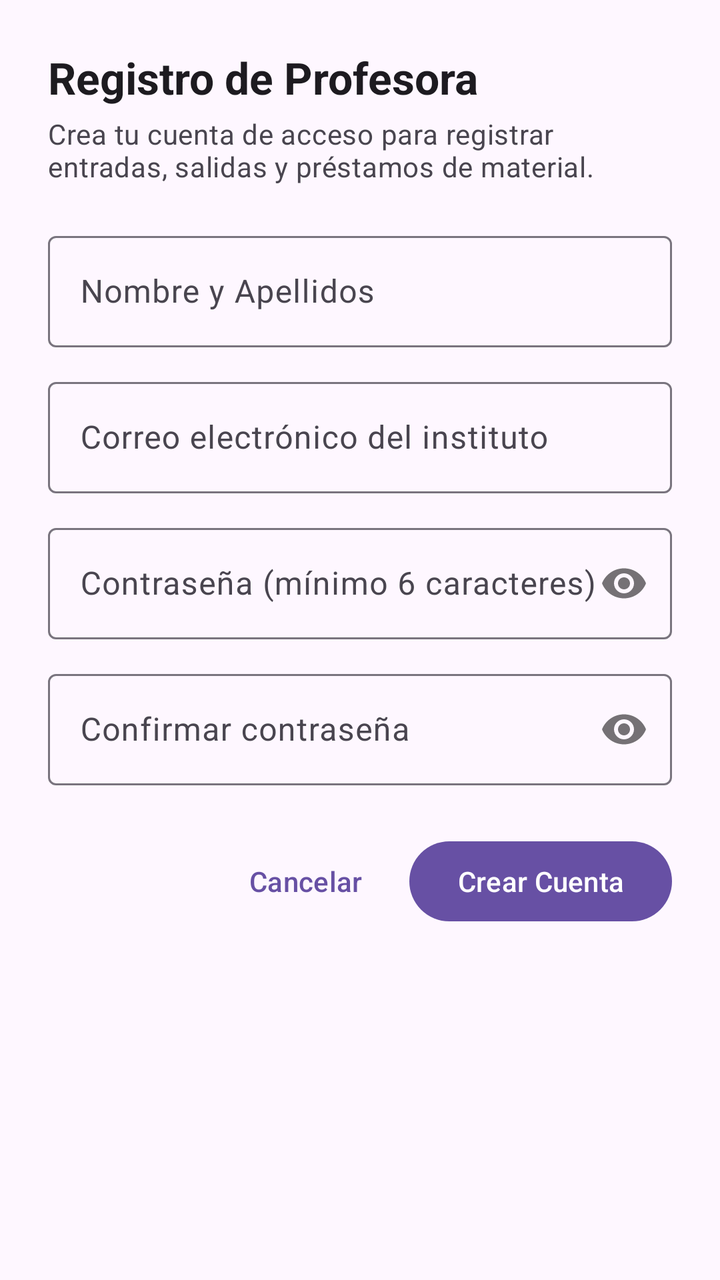
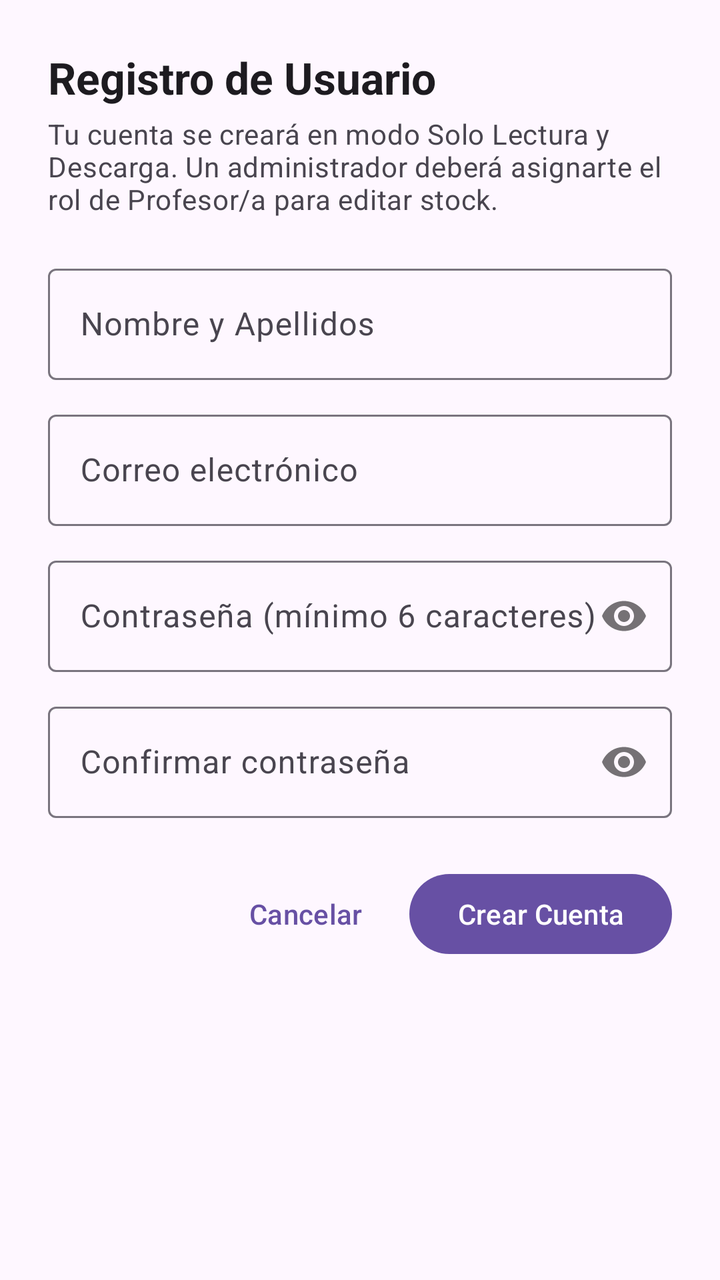

An Android layout rendered at two revisions. The XML below is the earlier revision; the diff shows what the commit changed to produce the second picture.
<!-- AndroidManifest.xml: application theme Theme.ControlStockTextil -->
<!-- res/layout/dialog_registro_profesora.xml -->
<?xml version="1.0" encoding="utf-8"?>
<ScrollView xmlns:android="http://schemas.android.com/apk/res/android"
    xmlns:app="http://schemas.android.com/apk/res-auto"
    android:layout_width="match_parent"
    android:layout_height="wrap_content">

    <LinearLayout
        android:layout_width="match_parent"
        android:layout_height="wrap_content"
        android:orientation="vertical"
        android:padding="24dp">

        <TextView
            android:layout_width="wrap_content"
            android:layout_height="wrap_content"
            android:text="Registro de Profesora"
            android:textAppearance="?attr/textAppearanceTitleLarge"
            android:textStyle="bold" />

        <TextView
            android:layout_width="wrap_content"
            android:layout_height="wrap_content"
            android:layout_marginTop="4dp"
            android:layout_marginBottom="20dp"
            android:text="Crea tu cuenta de acceso para registrar entradas, salidas y préstamos de material."
            android:textAppearance="?attr/textAppearanceBodyMedium"
            android:textColor="?android:attr/textColorSecondary" />

        <com.google.android.material.textfield.TextInputLayout
            android:id="@+id/tilRegistroNombre"
            style="@style/Widget.Material3.TextInputLayout.OutlinedBox"
            android:layout_width="match_parent"
            android:layout_height="wrap_content"
            android:layout_marginBottom="12dp"
            android:hint="Nombre y Apellidos">

            <com.google.android.material.textfield.TextInputEditText
                android:id="@+id/etRegistroNombre"
                android:layout_width="match_parent"
                android:layout_height="wrap_content"
                android:inputType="textPersonName|textCapWords"
                android:maxLines="1" />
        </com.google.android.material.textfield.TextInputLayout>

        <com.google.android.material.textfield.TextInputLayout
            android:id="@+id/tilRegistroEmail"
            style="@style/Widget.Material3.TextInputLayout.OutlinedBox"
            android:layout_width="match_parent"
            android:layout_height="wrap_content"
            android:layout_marginBottom="12dp"
            android:hint="Correo electrónico del instituto">

            <com.google.android.material.textfield.TextInputEditText
                android:id="@+id/etRegistroEmail"
                android:layout_width="match_parent"
                android:layout_height="wrap_content"
                android:inputType="textEmailAddress"
                android:maxLines="1" />
        </com.google.android.material.textfield.TextInputLayout>

        <com.google.android.material.textfield.TextInputLayout
            android:id="@+id/tilRegistroPassword"
            style="@style/Widget.Material3.TextInputLayout.OutlinedBox"
            android:layout_width="match_parent"
            android:layout_height="wrap_content"
            android:layout_marginBottom="12dp"
            android:hint="Contraseña (mínimo 6 caracteres)"
            app:passwordToggleEnabled="true">

            <com.google.android.material.textfield.TextInputEditText
                android:id="@+id/etRegistroPassword"
                android:layout_width="match_parent"
                android:layout_height="wrap_content"
                android:inputType="textPassword"
                android:maxLines="1" />
        </com.google.android.material.textfield.TextInputLayout>

        <com.google.android.material.textfield.TextInputLayout
            android:id="@+id/tilRegistroConfirmPassword"
            style="@style/Widget.Material3.TextInputLayout.OutlinedBox"
            android:layout_width="match_parent"
            android:layout_height="wrap_content"
            android:layout_marginBottom="24dp"
            android:hint="Confirmar contraseña"
            app:passwordToggleEnabled="true">

            <com.google.android.material.textfield.TextInputEditText
                android:id="@+id/etRegistroConfirmPassword"
                android:layout_width="match_parent"
                android:layout_height="wrap_content"
                android:inputType="textPassword"
                android:maxLines="1" />
        </com.google.android.material.textfield.TextInputLayout>

        <com.google.android.material.card.MaterialCardView
            android:id="@+id/cardErrorRegistro"
            android:layout_width="match_parent"
            android:layout_height="wrap_content"
            android:layout_marginBottom="16dp"
            android:visibility="gone"
            app:cardBackgroundColor="?attr/colorErrorContainer"
            app:cardCornerRadius="8dp"
            app:strokeColor="?attr/colorError"
            app:strokeWidth="1dp">

            <TextView
                android:id="@+id/tvErrorRegistro"
                android:layout_width="match_parent"
                android:layout_height="wrap_content"
                android:padding="12dp"
                android:textAppearance="?attr/textAppearanceBodyMedium"
                android:textColor="?attr/colorOnErrorContainer" />
        </com.google.android.material.card.MaterialCardView>

        <ProgressBar
            android:id="@+id/pbRegistro"
            android:layout_width="wrap_content"
            android:layout_height="wrap_content"
            android:layout_gravity="center"
            android:layout_marginBottom="16dp"
            android:visibility="gone" />

        <LinearLayout
            android:layout_width="match_parent"
            android:layout_height="wrap_content"
            android:gravity="end"
            android:orientation="horizontal">

            <com.google.android.material.button.MaterialButton
                android:id="@+id/btnCancelarRegistro"
                style="@style/Widget.Material3.Button.TextButton"
                android:layout_width="wrap_content"
                android:layout_height="wrap_content"
                android:layout_marginEnd="8dp"
                android:text="Cancelar" />

            <com.google.android.material.button.MaterialButton
                android:id="@+id/btnConfirmarRegistro"
                android:layout_width="wrap_content"
                android:layout_height="wrap_content"
                android:text="Crear Cuenta" />
        </LinearLayout>

    </LinearLayout>
</ScrollView>
<!-- resources referenced by this layout -->
<resources>
  <style name="Theme.ControlStockTextil" parent="Base.Theme.ControlStockTextil" />
  <style name="Base.Theme.ControlStockTextil" parent="Theme.Material3.DayNight.NoActionBar">
          
          
      </style>
</resources>

<!-- the commit's change to res/layout/dialog_registro_profesora.xml (unified diff, before → after) -->
@@ -13,7 +13,7 @@
         <TextView
             android:layout_width="wrap_content"
             android:layout_height="wrap_content"
-            android:text="Registro de Profesora"
+            android:text="Registro de Usuario"
             android:textAppearance="?attr/textAppearanceTitleLarge"
             android:textStyle="bold" />
 
@@ -22,7 +22,7 @@
             android:layout_height="wrap_content"
             android:layout_marginTop="4dp"
             android:layout_marginBottom="20dp"
-            android:text="Crea tu cuenta de acceso para registrar entradas, salidas y préstamos de material."
+            android:text="Tu cuenta se creará en modo Solo Lectura y Descarga. Un administrador deberá asignarte el rol de Profesor/a para editar stock."
             android:textAppearance="?attr/textAppearanceBodyMedium"
             android:textColor="?android:attr/textColorSecondary" />
 
@@ -48,7 +48,7 @@
             android:layout_width="match_parent"
             android:layout_height="wrap_content"
             android:layout_marginBottom="12dp"
-            android:hint="Correo electrónico del instituto">
+            android:hint="Correo electrónico">
 
             <com.google.android.material.textfield.TextInputEditText
                 android:id="@+id/etRegistroEmail"
